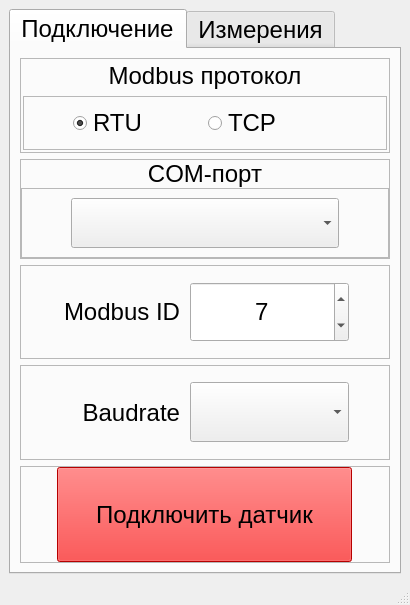
First picture: the form in VibroTempSensor.ui, repository BuslaySt/Rotor-rotation, before the edit.
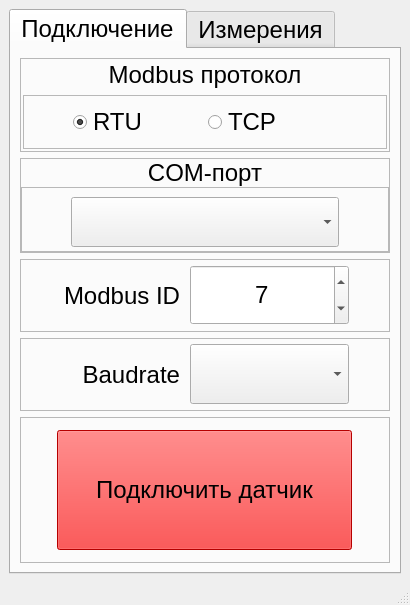
Second picture: the form after the edit. Icons and pictures are not drawn.

Patch:
```diff
--- a/VibroTempSensor.ui
+++ b/VibroTempSensor.ui
@@ -48,7 +48,7 @@
        <attribute name="title">
         <string>Подключение</string>
        </attribute>
-       <layout class="QVBoxLayout" name="verticalLayout_4">
+       <layout class="QVBoxLayout" name="verticalLayout_4" stretch="1,1,1,1,2">
         <item>
          <widget class="QFrame" name="frame_4">
           <property name="frameShape">
@@ -481,10 +481,16 @@
            </item>
            <item>
             <widget class="QPushButton" name="pBtn_Connect">
+             <property name="sizePolicy">
+              <sizepolicy hsizetype="Minimum" vsizetype="Maximum">
+               <horstretch>0</horstretch>
+               <verstretch>0</verstretch>
+              </sizepolicy>
+             </property>
              <property name="minimumSize">
               <size>
                <width>0</width>
-               <height>95</height>
+               <height>120</height>
               </size>
              </property>
              <property name="font">
```
Left out of the diff: 14 changed lines with no effect on the pictures.
